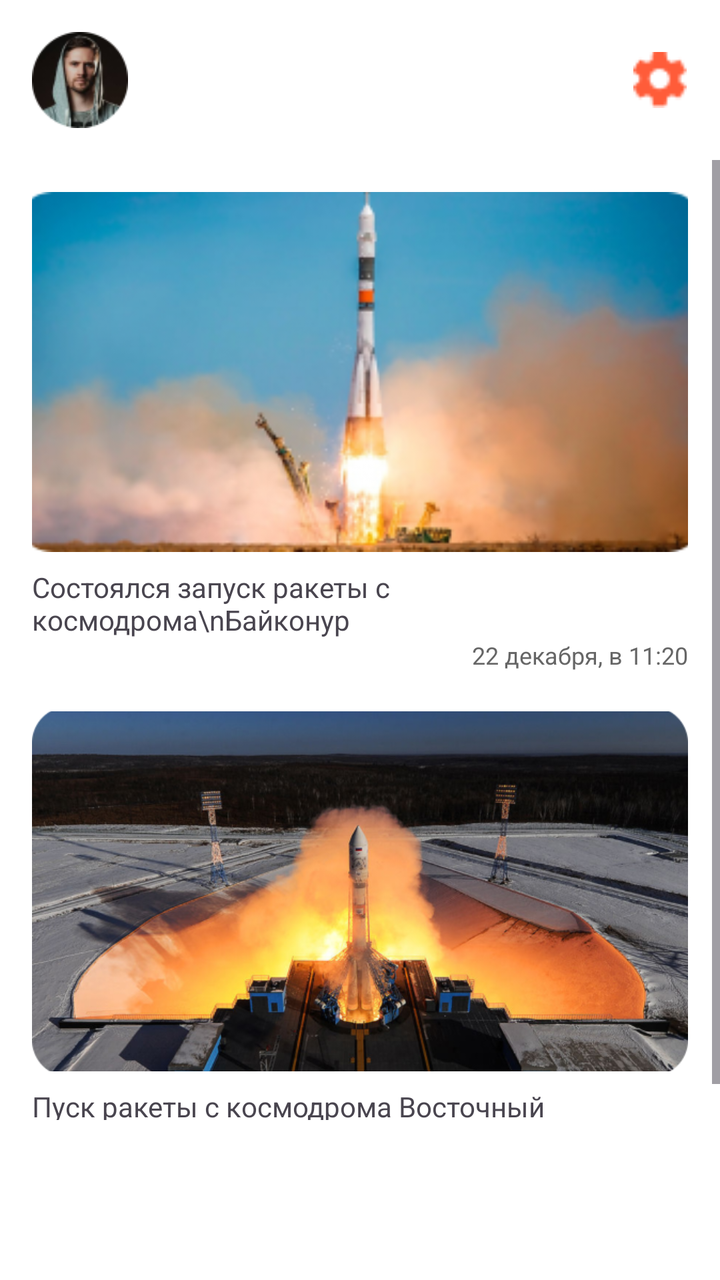
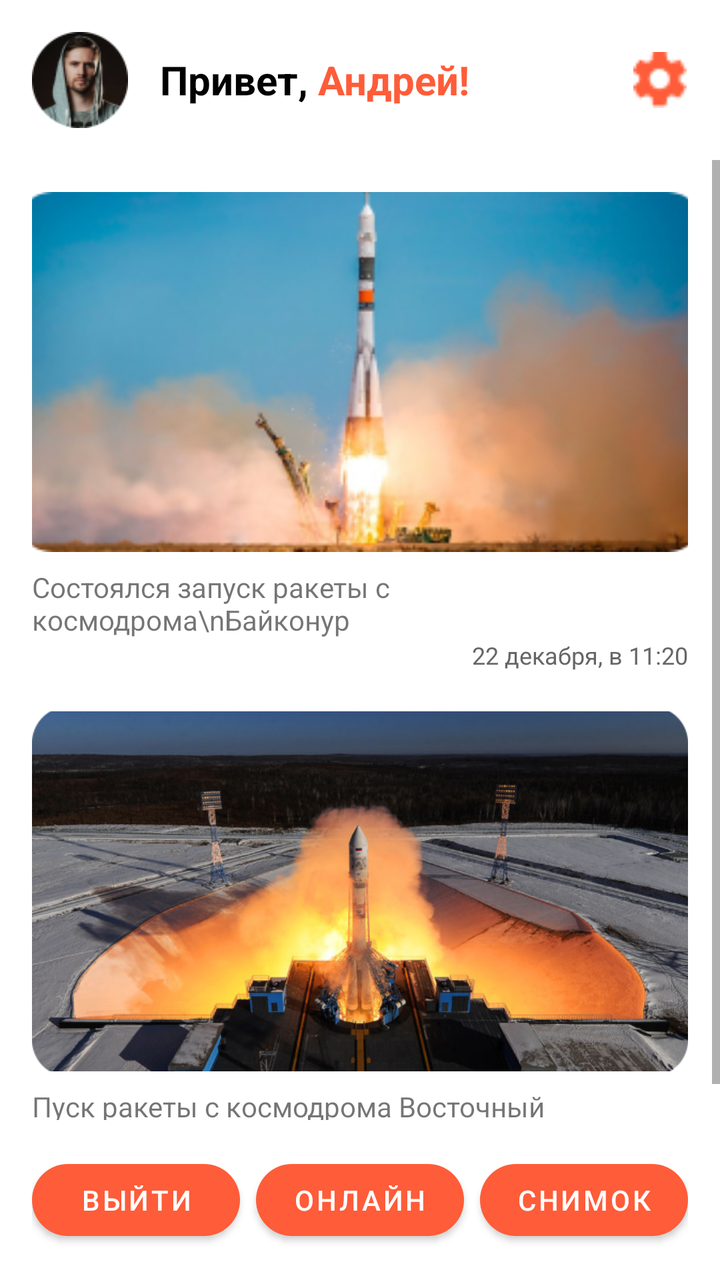

The first picture is an Android layout as it rendered before a commit; the second is the same layout after the commit. The layout source and the unified diff follow.
<!-- AndroidManifest.xml: application theme Theme.Leonteva_v_1 -->
<!-- res/layout/activity_main.xml -->
<?xml version="1.0" encoding="utf-8"?>
<LinearLayout xmlns:android="http://schemas.android.com/apk/res/android"
    android:layout_width="match_parent"
    android:layout_height="match_parent"
    android:orientation="vertical"
    android:background="@android:color/white">

    
    <LinearLayout
        android:layout_width="match_parent"
        android:layout_height="wrap_content"
        android:orientation="horizontal"
        android:padding="16dp"
        android:gravity="center_vertical">

        <ImageView
            android:layout_width="48dp"
            android:layout_height="48dp"
            android:src="@drawable/acount_cheloveka"
            android:scaleType="centerCrop"/>

        <LinearLayout
            android:layout_width="0dp"
            android:layout_weight="1"
            android:layout_height="wrap_content"
            android:orientation="horizontal"
            android:layout_marginStart="16dp">
            <TextView
                android:text="Привет, "
                android:textSize="20sp"
                android:textStyle="bold"
                android:textColor="#000000"/>
            <TextView
                android:text="Андрей!"
                android:textSize="20sp"
                android:textStyle="bold"
                android:textColor="#FF5C39"/>
        </LinearLayout>

        <ImageView
            android:id="@+id/iv_settings"
            android:layout_width="28dp"
            android:layout_height="28dp"
            android:src="@drawable/sesterenka"
            android:tint="#FF5C39"/>
    </LinearLayout>

    <ScrollView
        android:layout_width="match_parent"
        android:layout_height="0dp"
        android:layout_weight="1">
        <LinearLayout
            android:layout_width="match_parent"
            android:layout_height="wrap_content"
            android:orientation="vertical"
            android:padding="16dp">

            
            <LinearLayout
                android:layout_width="match_parent"
                android:layout_height="wrap_content"
                android:orientation="vertical"
                android:layout_marginBottom="20dp">
                <ImageView
                    android:layout_width="match_parent"
                    android:layout_height="180dp"
                    android:scaleType="centerCrop"
                    android:src="@drawable/baykonur"/>
                <TextView
                    android:layout_width="wrap_content"
                    android:layout_height="wrap_content"
                    android:text="Состоялся запуск ракеты с космодрома\nБайконур"
                    android:textSize="14sp"
                    android:layout_marginTop="8dp"/>
                <TextView
                    android:layout_width="wrap_content"
                    android:layout_height="wrap_content"
                    android:text="22 декабря, в 11:20"
                    android:textSize="12sp"
                    android:textColor="#666666"
                    android:layout_gravity="end"/>
            </LinearLayout>

            
            <LinearLayout
                android:layout_width="match_parent"
                android:layout_height="wrap_content"
                android:orientation="vertical">
                <ImageView
                    android:layout_width="match_parent"
                    android:layout_height="180dp"
                    android:scaleType="centerCrop"
                    android:src="@drawable/vostocniy"/>
                <TextView
                    android:layout_width="wrap_content"
                    android:layout_height="wrap_content"
                    android:text="Пуск ракеты с космодрома Восточный"
                    android:textSize="14sp"
                    android:layout_marginTop="8dp"/>
            </LinearLayout>
        </LinearLayout>
    </ScrollView>

    
    <LinearLayout
        android:layout_width="match_parent"
        android:layout_height="wrap_content"
        android:orientation="horizontal"
        android:padding="16dp"
        android:gravity="center_horizontal">

        <Button
            android:id="@+id/btn_exit"
            android:layout_width="0dp"
            android:layout_weight="1"
            android:layout_height="wrap_content"
            android:text="Выйти"
            android:textColor="@android:color/white"
            android:background="@drawable/bg_button_orange"
            android:layout_marginEnd="8dp"/>

        <Button
            android:id="@+id/btn_online"
            android:layout_width="0dp"
            android:layout_weight="1"
            android:layout_height="wrap_content"
            android:text="Онлайн"
            android:textColor="@android:color/white"
            android:background="@drawable/bg_button_orange"
            android:layout_marginEnd="8dp"/>

        <Button
            android:id="@+id/btn_camera"
            android:layout_width="0dp"
            android:layout_weight="1"
            android:layout_height="wrap_content"
            android:text="Снимок"
            android:textColor="@android:color/white"
            android:background="@drawable/bg_button_orange"/>
    </LinearLayout>
</LinearLayout>
<!-- resources referenced by this layout -->
<resources>
  <!-- drawable acount_cheloveka: png bitmap (drawable, 9151 bytes) -->
  <!-- drawable baykonur: png bitmap (drawable, 76139 bytes) -->
  <!-- drawable bg_button_orange (drawable) -->
  <?xml version="1.0" encoding="utf-8"?>
  <selector xmlns:android="http://schemas.android.com/apk/res/android">
  
  </selector>
  <!-- drawable sesterenka: png bitmap (drawable, 788 bytes) -->
  <!-- drawable vostocniy: png bitmap (drawable, 410386 bytes) -->
  <style name="Theme.Leonteva_v_1" parent="Base.Theme.Leonteva_v_1" />
  <style name="Base.Theme.Leonteva_v_1" parent="Theme.Material3.DayNight.NoActionBar">
          
          
      </style>
</resources>

<!-- the commit's change to res/layout/activity_main.xml (unified diff, before → after) -->
@@ -1,5 +1,6 @@
 <?xml version="1.0" encoding="utf-8"?>
 <LinearLayout xmlns:android="http://schemas.android.com/apk/res/android"
+    xmlns:app="http://schemas.android.com/apk/res-auto"
     android:layout_width="match_parent"
     android:layout_height="match_parent"
     android:orientation="vertical"
@@ -26,23 +27,28 @@
             android:orientation="horizontal"
             android:layout_marginStart="16dp">
             <TextView
+                android:layout_width="wrap_content"
+                android:layout_height="wrap_content"
                 android:text="Привет, "
                 android:textSize="20sp"
                 android:textStyle="bold"
                 android:textColor="#000000"/>
             <TextView
+                android:layout_width="wrap_content"
+                android:layout_height="wrap_content"
                 android:text="Андрей!"
                 android:textSize="20sp"
                 android:textStyle="bold"
                 android:textColor="#FF5C39"/>
         </LinearLayout>
 
+        
         <ImageView
             android:id="@+id/iv_settings"
             android:layout_width="28dp"
             android:layout_height="28dp"
             android:src="@drawable/sesterenka"
-            android:tint="#FF5C39"/>
+            app:tint="#FF5C39"/>
     </LinearLayout>
 
     <ScrollView
@@ -109,33 +115,36 @@
         android:padding="16dp"
         android:gravity="center_horizontal">
 
-        <Button
+        <com.google.android.material.button.MaterialButton
             android:id="@+id/btn_exit"
             android:layout_width="0dp"
             android:layout_weight="1"
             android:layout_height="wrap_content"
             android:text="Выйти"
             android:textColor="@android:color/white"
-            android:background="@drawable/bg_button_orange"
+            app:backgroundTint="#FF5C39"
+            app:cornerRadius="24dp"
             android:layout_marginEnd="8dp"/>
 
-        <Button
+        <com.google.android.material.button.MaterialButton
             android:id="@+id/btn_online"
             android:layout_width="0dp"
             android:layout_weight="1"
             android:layout_height="wrap_content"
             android:text="Онлайн"
             android:textColor="@android:color/white"
-            android:background="@drawable/bg_button_orange"
+            app:backgroundTint="#FF5C39"
+            app:cornerRadius="24dp"
             android:layout_marginEnd="8dp"/>
 
-        <Button
+        <com.google.android.material.button.MaterialButton
             android:id="@+id/btn_camera"
             android:layout_width="0dp"
             android:layout_weight="1"
             android:layout_height="wrap_content"
             android:text="Снимок"
             android:textColor="@android:color/white"
-            android:background="@drawable/bg_button_orange"/>
+            app:backgroundTint="#FF5C39"
+            app:cornerRadius="24dp"/>
     </LinearLayout>
 </LinearLayout>
<!-- resource entries referenced after the edit -->
@@ -2,17 +2,7 @@
 <resources>
   <!-- drawable acount_cheloveka: png bitmap (drawable, 9151 bytes) -->
   <!-- drawable baykonur: png bitmap (drawable, 76139 bytes) -->
-  <!-- drawable bg_button_orange (drawable) -->
-  <?xml version="1.0" encoding="utf-8"?>
-  <selector xmlns:android="http://schemas.android.com/apk/res/android">
-  
-  </selector>
   <!-- drawable sesterenka: png bitmap (drawable, 788 bytes) -->
   <!-- drawable vostocniy: png bitmap (drawable, 410386 bytes) -->
-  <style name="Theme.Leonteva_v_1" parent="Base.Theme.Leonteva_v_1" />
-  <style name="Base.Theme.Leonteva_v_1" parent="Theme.Material3.DayNight.NoActionBar">
-          
-          
-      </style>
 </resources>
 
